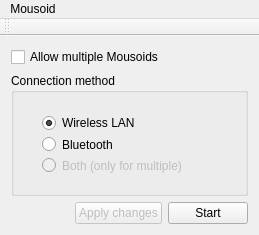
This is mainwindow.ui in morta-code/Mousoid-for-PC as Qt 5 draws it before an edit. The edited form follows.
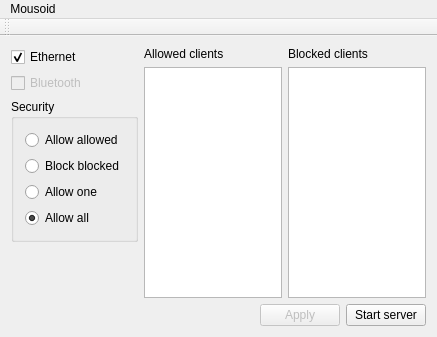
This is the edited form.

Commit message: New GUI and fixed compatibility with lib.

What changed in the file:
```diff
--- a/mainwindow.ui
+++ b/mainwindow.ui
@@ -6,8 +6,8 @@
    <rect>
     <x>0</x>
     <y>0</y>
-    <width>259</width>
-    <height>235</height>
+    <width>437</width>
+    <height>337</height>
    </rect>
   </property>
   <property name="windowTitle">
@@ -20,112 +20,161 @@
    <enum>Qt::ToolButtonTextBesideIcon</enum>
   </property>
   <widget class="QWidget" name="centralWidget">
-   <layout class="QHBoxLayout" name="horizontalLayout">
+   <layout class="QVBoxLayout" name="verticalLayout">
     <item>
-     <layout class="QVBoxLayout" name="verticalLayout_2">
+     <layout class="QHBoxLayout" name="horizontalLayout">
       <item>
-       <widget class="QCheckBox" name="multipleCheck">
-        <property name="text">
-         <string>Allow multiple Mousoids</string>
-        </property>
-       </widget>
-      </item>
-      <item>
-       <widget class="QGroupBox" name="groupBox">
-        <property name="minimumSize">
-         <size>
-          <width>220</width>
-          <height>120</height>
-         </size>
-        </property>
-        <property name="title">
-         <string>Connection method</string>
-        </property>
-        <widget class="QWidget" name="layoutWidget">
-         <property name="geometry">
-          <rect>
-           <x>20</x>
-           <y>31</y>
-           <width>188</width>
-           <height>80</height>
-          </rect>
-         </property>
-         <layout class="QVBoxLayout" name="verticalLayout">
-          <item>
-           <widget class="QRadioButton" name="wirelessRadio">
-            <property name="text">
-             <string>Wireless LAN</string>
-            </property>
-            <property name="checked">
-             <bool>true</bool>
-            </property>
-           </widget>
-          </item>
-          <item>
-           <widget class="QRadioButton" name="bluetotthRadio">
-            <property name="text">
-             <string>Bluetooth</string>
-            </property>
-           </widget>
-          </item>
-          <item>
-           <widget class="QRadioButton" name="bothRadio">
-            <property name="enabled">
-             <bool>false</bool>
-            </property>
-            <property name="text">
-             <string>Both (only for multiple)</string>
-            </property>
-           </widget>
-          </item>
-         </layout>
-        </widget>
-       </widget>
-      </item>
-      <item>
-       <layout class="QHBoxLayout" name="horizontalLayout_3">
-        <property name="spacing">
-         <number>6</number>
-        </property>
-        <property name="sizeConstraint">
-         <enum>QLayout::SetDefaultConstraint</enum>
-        </property>
+       <layout class="QVBoxLayout" name="settingsGroup">
         <item>
-         <spacer name="horizontalSpacer">
+         <widget class="QCheckBox" name="checkEthernet">
+          <property name="text">
+           <string>Ethernet</string>
+          </property>
+          <property name="checked">
+           <bool>true</bool>
+          </property>
+         </widget>
+        </item>
+        <item>
+         <widget class="QCheckBox" name="checkBluetooth">
+          <property name="enabled">
+           <bool>false</bool>
+          </property>
+          <property name="text">
+           <string>Bluetooth</string>
+          </property>
+          <property name="checkable">
+           <bool>false</bool>
+          </property>
+         </widget>
+        </item>
+        <item>
+         <widget class="QGroupBox" name="groupBox">
+          <property name="title">
+           <string>Security</string>
+          </property>
+          <layout class="QVBoxLayout" name="verticalLayout_2">
+           <item>
+            <widget class="QRadioButton" name="radioAllowed">
+             <property name="text">
+              <string>Allow allowed</string>
+             </property>
+            </widget>
+           </item>
+           <item>
+            <widget class="QRadioButton" name="radioBlocked">
+             <property name="text">
+              <string>Block blocked</string>
+             </property>
+            </widget>
+           </item>
+           <item>
+            <widget class="QRadioButton" name="radioOne">
+             <property name="text">
+              <string>Allow one</string>
+             </property>
+            </widget>
+           </item>
+           <item>
+            <widget class="QRadioButton" name="radioAll">
+             <property name="text">
+              <string>Allow all</string>
+             </property>
+             <property name="checked">
+              <bool>true</bool>
+             </property>
+            </widget>
+           </item>
+          </layout>
+         </widget>
+        </item>
+        <item>
+         <spacer name="verticalSpacer">
           <property name="orientation">
-           <enum>Qt::Horizontal</enum>
+           <enum>Qt::Vertical</enum>
           </property>
           <property name="sizeHint" stdset="0">
            <size>
-            <width>40</width>
-            <height>20</height>
+            <width>20</width>
+            <height>40</height>
            </size>
           </property>
          </spacer>
         </item>
-        <item alignment="Qt::AlignRight">
-         <widget class="QPushButton" name="applyButton">
-          <property name="enabled">
+       </layout>
+      </item>
+      <item>
+       <layout class="QVBoxLayout" name="allowGroup">
+        <item>
+         <widget class="QLabel" name="labelAllowedList">
+          <property name="text">
+           <string>Allowed clients</string>
+          </property>
+          <property name="buddy">
+           <cstring>listAllowed</cstring>
+          </property>
+         </widget>
+        </item>
+        <item>
+         <widget class="QListWidget" name="listAllowed"/>
+        </item>
+       </layout>
+      </item>
+      <item>
+       <layout class="QVBoxLayout" name="blockGroup">
+        <item>
+         <widget class="QLabel" name="labelBlockedList">
+          <property name="mouseTracking">
            <bool>false</bool>
           </property>
           <property name="text">
-           <string>Apply changes</string>
+           <string>Blocked clients</string>
+          </property>
+          <property name="buddy">
+           <cstring>listBlocked</cstring>
           </property>
          </widget>
         </item>
-        <item alignment="Qt::AlignRight">
-         <widget class="QPushButton" name="startstopButton">
-          <property name="text">
-           <string>Start</string>
-          </property>
-         </widget>
+        <item>
+         <widget class="QListWidget" name="listBlocked"/>
         </item>
        </layout>
       </item>
      </layout>
     </item>
     <item>
-     <layout class="QVBoxLayout" name="verticalLayout_3"/>
+     <layout class="QHBoxLayout" name="buttonsGroup">
+      <item>
+       <spacer name="horizontalSpacer">
+        <property name="orientation">
+         <enum>Qt::Horizontal</enum>
+        </property>
+        <property name="sizeHint" stdset="0">
+         <size>
+          <width>40</width>
+          <height>20</height>
+         </size>
+        </property>
+       </spacer>
+      </item>
+      <item>
+       <widget class="QPushButton" name="buttonApply">
+        <property name="enabled">
+         <bool>false</bool>
+        </property>
+        <property name="text">
+         <string>Apply</string>
+        </property>
+       </widget>
+      </item>
+      <item>
+       <widget class="QPushButton" name="buttonToggle">
+        <property name="text">
+         <string>Start server</string>
+        </property>
+       </widget>
+      </item>
+     </layout>
     </item>
    </layout>
   </widget>
@@ -134,8 +183,8 @@
     <rect>
      <x>0</x>
      <y>0</y>
-     <width>259</width>
-     <height>20</height>
+     <width>437</width>
+     <height>25</height>
     </rect>
    </property>
    <widget class="QMenu" name="menuMousoid">
```
Left out of the diff: 99 changed lines with no effect on the pictures. The commit also changes 5 other files.
